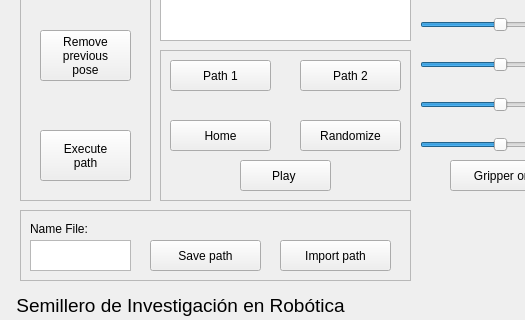
Before: the Qt Designer form rqt_mypkg/resource/MyPlugin.ui in andresaraque/centauri6dof, drawn with Qt 5; both pictures show x 0 to 525 and y 160 to 480 of the 640 by 480 pixel window.
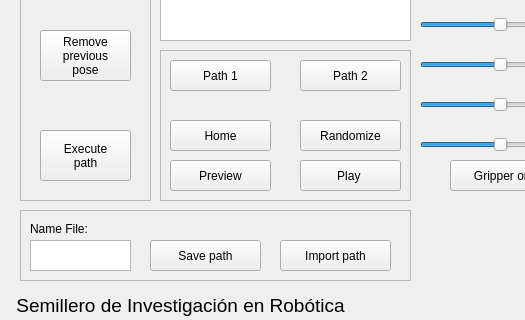
After: the same form once the commit is applied. Icons and pictures are not drawn.

Diff of the .ui file:
```diff
--- a/rqt_mypkg/resource/MyPlugin.ui
+++ b/rqt_mypkg/resource/MyPlugin.ui
@@ -458,9 +458,9 @@
    <widget class="QPushButton" name="PlayButton">
     <property name="geometry">
      <rect>
-      <x>80</x>
+      <x>140</x>
       <y>110</y>
-      <width>91</width>
+      <width>101</width>
       <height>31</height>
      </rect>
     </property>
@@ -550,6 +550,25 @@
     </size>
    </property>
    </widget>
+   <widget class="QPushButton" name="PreviewButton">
+    <property name="geometry">
+     <rect>
+      <x>10</x>
+      <y>110</y>
+      <width>101</width>
+      <height>31</height>
+     </rect>
+    </property>
+    <property name="text">
+     <string>Preview</string>
+    </property>
+   <property name="iconSize">
+    <size>
+     <width>16</width>
+     <height>16</height>
+    </size>
+   </property>
+   </widget>
   </widget>
   <widget class="QFrame" name="frame_3">
    <property name="geometry">
```
Left out of the diff: 2 changed lines with no effect on the pictures.
